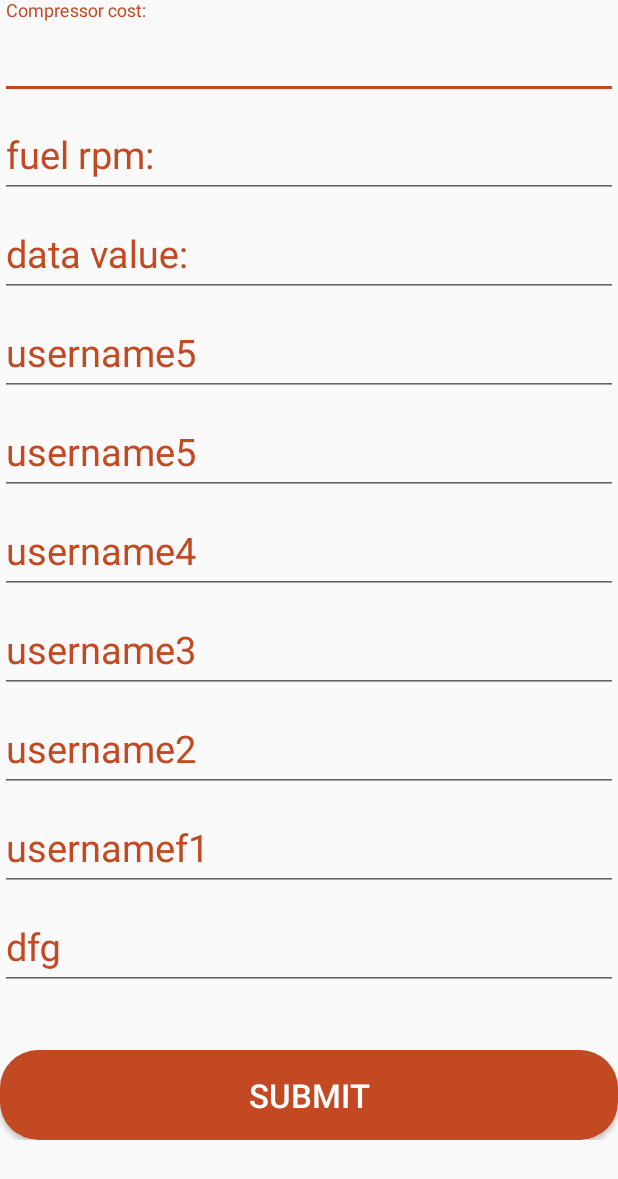
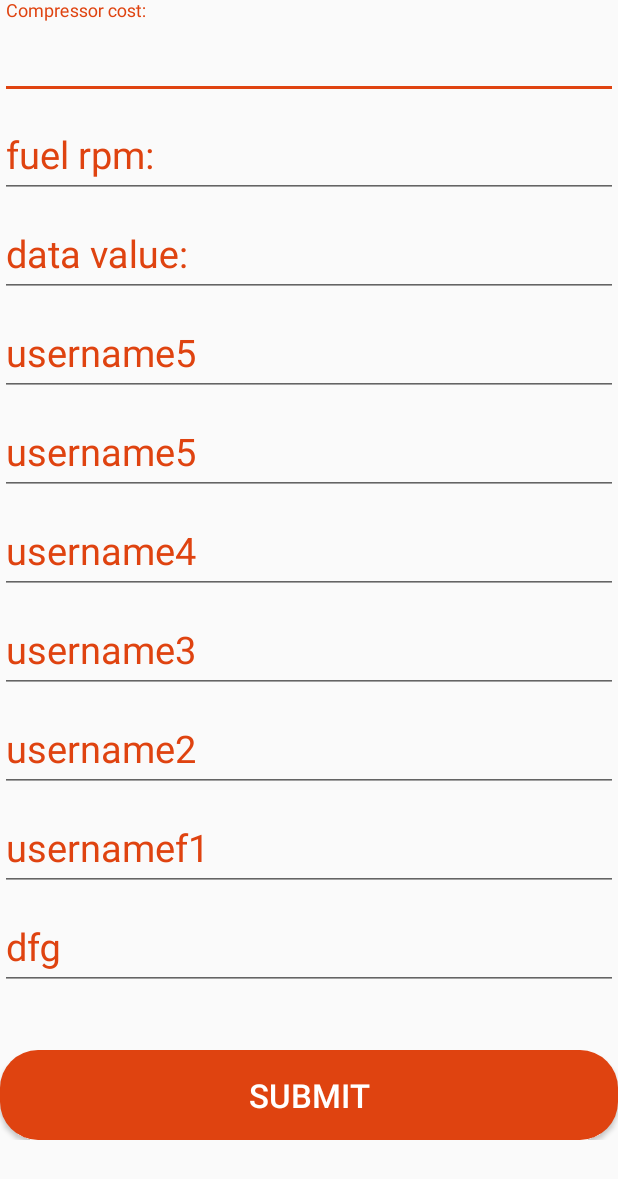
Before and after one commit to santhosh1211/SuryaAc_V2.0, an Android app: the Report_Activity screen opened directly, with no data from a screen before it, on a phone screen of 412 x 824 dp. Shown: the top 1179 px of the screen. Run offline under Robolectric (Android 15) with nearby library versions, the phone set to English and light mode, and no system bars.

```diff
--- a/app/build.gradle
+++ b/app/build.gradle
@@ -4,7 +4,7 @@ android {
     compileSdkVersion 28
     defaultConfig {
         applicationId "in.co.santhoshiot.suryaacc_v20"
-        minSdkVersion 16
+        minSdkVersion 23
         targetSdkVersion 28
         versionCode 1
         versionName "1.0"
@@ -19,7 +19,7 @@ android {
     android.applicationVariants.all { variant ->
         variant.outputs.all {
             def appName = "surya acc v2.0"
-            outputFileName = appName+"-${variant.versionName}.apk"
+            outputFileName = appName + "-${variant.versionName}.apk"
         }
     }
 }
--- a/app/src/main/AndroidManifest.xml
+++ b/app/src/main/AndroidManifest.xml
@@ -9,9 +9,10 @@
         android:roundIcon="@mipmap/ic_launcher_round"
         android:supportsRtl="true"
         android:theme="@style/AppTheme">
-        <activity android:name=".SecondActivity"></activity>
+        <activity android:name=".Manager_page_Activity"></activity>
+        <activity android:name=".Report_Activity" />
         <activity android:name=".MainActivity" />
-        <activity android:name=".Login_Form">
+        <activity android:name=".Login_Activity">
             <intent-filter>
                 <action android:name="android.intent.action.MAIN" />
 
--- a/app/src/main/java/in/co/santhoshiot/suryaacc_v20/Login_Form.java
+++ b/app/src/main/java/in/co/santhoshiot/suryaacc_v20/Login_Activity.java
@@ -7,7 +7,7 @@ import android.view.View;
 import android.widget.Button;
 import android.widget.EditText;
 
-public class Login_Form extends AppCompatActivity {
+public class Login_Activity extends AppCompatActivity {
 
     private EditText username;
     private EditText password;
@@ -26,7 +26,7 @@ public class Login_Form extends AppCompatActivity {
         Login.setOnClickListener(new View.OnClickListener() {
             @Override
             public void onClick(View view) {
-                Intent intent = new Intent(Login_Form.this, SecondActivity.class);
+                Intent intent = new Intent(Login_Activity.this, Report_Activity.class);
                 startActivity(intent);
                 validate(username.getText().toString(),password.getText().toString());
             }
@@ -44,7 +44,7 @@ public class Login_Form extends AppCompatActivity {
 
     private void validate(String username, String password){
         if((username.equals("user")) && (password.equals("user2"))){
-            Intent intent = new Intent(Login_Form.this, SecondActivity.class);
+            Intent intent = new Intent(Login_Activity.this, Manager_page_Activity.class);
             startActivity(intent);
         }
     }
--- a/app/src/main/java/in/co/santhoshiot/suryaacc_v20/SecondActivity.java
+++ b/app/src/main/java/in/co/santhoshiot/suryaacc_v20/Report_Activity.java
@@ -3,7 +3,7 @@ package in.co.santhoshiot.suryaacc_v20;
 import android.support.v7.app.AppCompatActivity;
 import android.os.Bundle;
 
-public class SecondActivity extends AppCompatActivity {
+public class Report_Activity extends AppCompatActivity {
 
     @Override
     protected void onCreate(Bundle savedInstanceState) {
--- a/app/src/main/res/layout/activity_login__form.xml
+++ b/app/src/main/res/layout/activity_login__form.xml
@@ -6,7 +6,7 @@
     android:layout_height="match_parent"
     android:orientation="vertical"
     android:padding="30dp"
-    tools:context=".Login_Form">
+    tools:context=".Login_Activity">
 
 
     <ImageView
--- a/app/src/main/res/layout/activity_second.xml
+++ b/app/src/main/res/layout/activity_second.xml
@@ -4,7 +4,7 @@
     xmlns:tools="http://schemas.android.com/tools"
     android:layout_width="match_parent"
     android:layout_height="match_parent"
-    tools:context=".SecondActivity">
+    tools:context=".Report_Activity">
 
 
     <LinearLayout
--- a/app/src/main/res/values/colors.xml
+++ b/app/src/main/res/values/colors.xml
@@ -2,6 +2,6 @@
 <resources>
     <color name="colorPrimary">#008577</color>
     <color name="colorPrimaryDark">#00574B</color>
-    <color name="colorAccent">#C24922</color>
-    <color name="background">#EEEDEF</color>
+    <color name="colorAccent">#DF4310</color>
+    <color name="background">#CEC8D6</color>
 </resources>
```
Also changed, not shown: app/src/main/java/in/co/santhoshiot/suryaacc_v20/Manager_page_Activity.java (added, +50 -0 lines), app/src/main/res/layout/activity_manager_page_.xml (added, +54 -0 lines).
